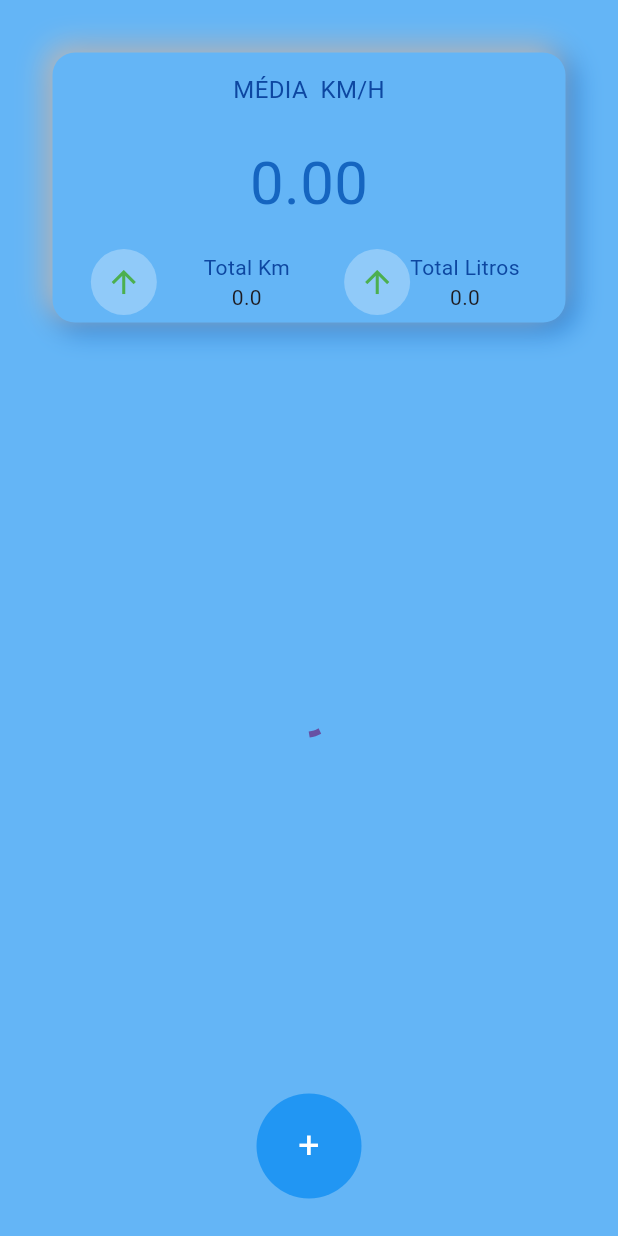
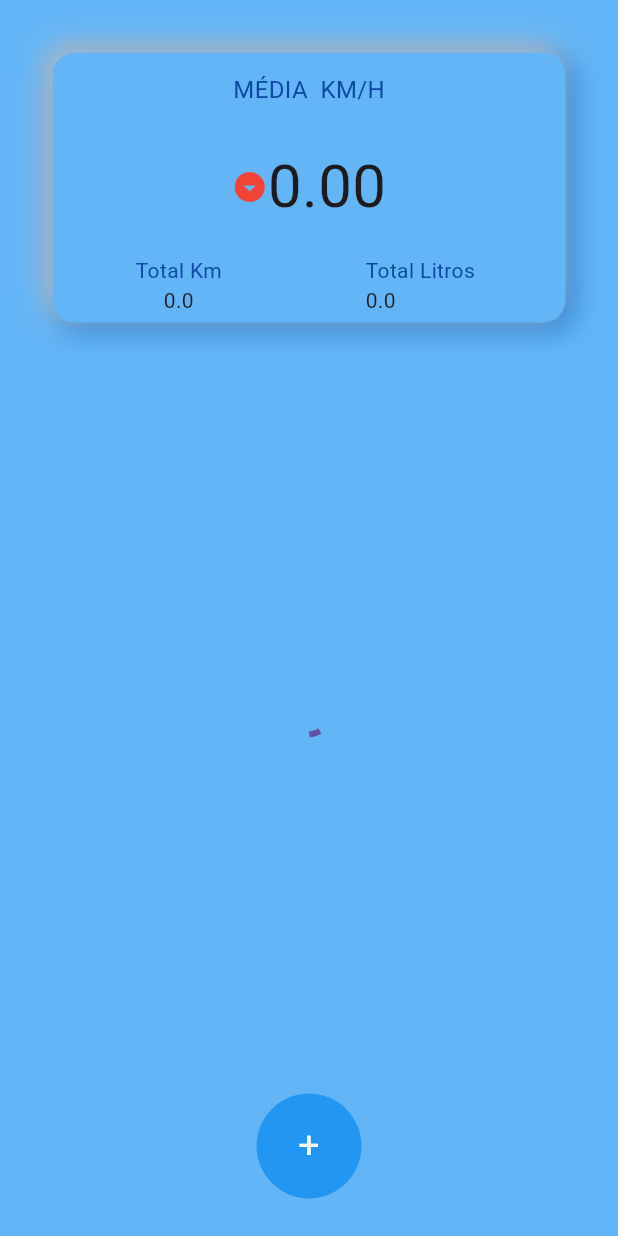
Before and after one commit to caneto/rbctruck, a Flutter app: the screen it shows after launch, on a phone screen of 412 x 824 dp. Run offline on Flutter 3.47's test engine with Material 3 defaults, Android fonts, the phone set to English and light mode, and no system bars; our stand-ins replace brasil_fields; missing offline and left inert: gsheets; key blocks and very long unbroken strings in the code were emptied for the run.

Commit message:
atualização de media km/h mudando corres

```diff
--- a/lib/top_card.dart
+++ b/lib/top_card.dart
@@ -14,16 +14,15 @@ class TopMeuCard extends StatelessWidget {
 
   @override
   Widget build(BuildContext context) {
-    return  Padding(
+    return Padding(
       padding: EdgeInsets.all(10.0),
-      child:  Container(
-
+      child: Container(
         decoration: BoxDecoration(
-            borderRadius:  BorderRadius.circular(15),
+            borderRadius: BorderRadius.circular(15),
             color: Colors.blue[300],
             boxShadow: [
               BoxShadow(
-                  offset:  Offset(4.0, 4.0),
+                  offset: Offset(4.0, 4.0),
                   color: Colors.blue.shade700,
                   blurRadius: 15.0,
                   spreadRadius: 1.0),
@@ -34,7 +33,6 @@ class TopMeuCard extends StatelessWidget {
                   spreadRadius: 1.0),
             ]),
         height: 180,
-
         child: Padding(
           padding: const EdgeInsets.all(5.0),
           child: Center(
@@ -48,34 +46,43 @@ class TopMeuCard extends StatelessWidget {
                     style: TextStyle(color: Colors.blue[900], fontSize: 16),
                   ),
                 ),
-                Text(
-                   balance,
-                  style: TextStyle(color: Colors.blue[800], fontSize: 40),
+                Row(
+                  mainAxisAlignment: MainAxisAlignment.center,
+                  children: [
+                    Icon(
+                      double.parse(balance) < 3.49
+                          ? Icons.arrow_drop_down_circle_sharp
+                          : (double.parse(balance) > 3.49
+                              ? Icons.arrow_circle_up
+                              : Icons.hourglass_empty),
+                      color: double.parse(balance) < 3.49
+                          ? Colors.red
+                          : (double.parse(balance) > 3.49
+                              ? Colors.green
+                              : Colors.black),
+                    ),
+                    Text(
+                      balance,
+                      style: TextStyle(
+                        fontSize: 40,
+                      ),
+                    ),
+                  ],
                 ),
                 Padding(
                   padding: const EdgeInsets.symmetric(horizontal: 5.0),
                   child: Row(
                     mainAxisAlignment: MainAxisAlignment.spaceAround,
                     children: [
-                      Container(
-                        padding: EdgeInsets.all(10),
-                        decoration: BoxDecoration(
-                          shape: BoxShape.circle,
-                          color: Colors.blue[200],
-                        ),
-                        child: Center(
-                          child: Icon(
-                            Icons.arrow_upward_outlined,
-                            color: Colors.green,
-                          ),
-                        ),
-                      ),
                       Row(
                         children: [
                           Column(
                             crossAxisAlignment: CrossAxisAlignment.center,
                             children: [
-                              Text("Total Km",style: TextStyle(color: Colors.blue[900]),),
+                              Text(
+                                "Total Km",
+                                style: TextStyle(color: Colors.blue[900]),
+                              ),
                               Text(KmTotal),
                             ],
                           ),
@@ -86,26 +93,13 @@ class TopMeuCard extends StatelessWidget {
                         child: Row(
                           mainAxisAlignment: MainAxisAlignment.spaceBetween,
                           children: [
-                            Container(
-                              padding: EdgeInsets.all(10),
-                              decoration: BoxDecoration(
-                                shape: BoxShape.circle,
-                                color: Colors.blue[200],
-                              ),
-                              child: Column(
-                                crossAxisAlignment: CrossAxisAlignment.start,
-                                children: [
-                                  Icon(
-                                    Icons.arrow_upward_outlined,
-                                    color: Colors.green,
-                                  ),
-                                ],
-                              ),
-                            ),
                             Column(
-                              crossAxisAlignment: CrossAxisAlignment.center,
+                              crossAxisAlignment: CrossAxisAlignment.start,
                               children: [
-                                Text("Total Litros", style: TextStyle(color: Colors.blue[900]),),
+                                Text(
+                                  "Total Litros",
+                                  style: TextStyle(color: Colors.blue[900]),
+                                ),
                                 Text(LitrosTotal),
                               ],
                             ),
```
